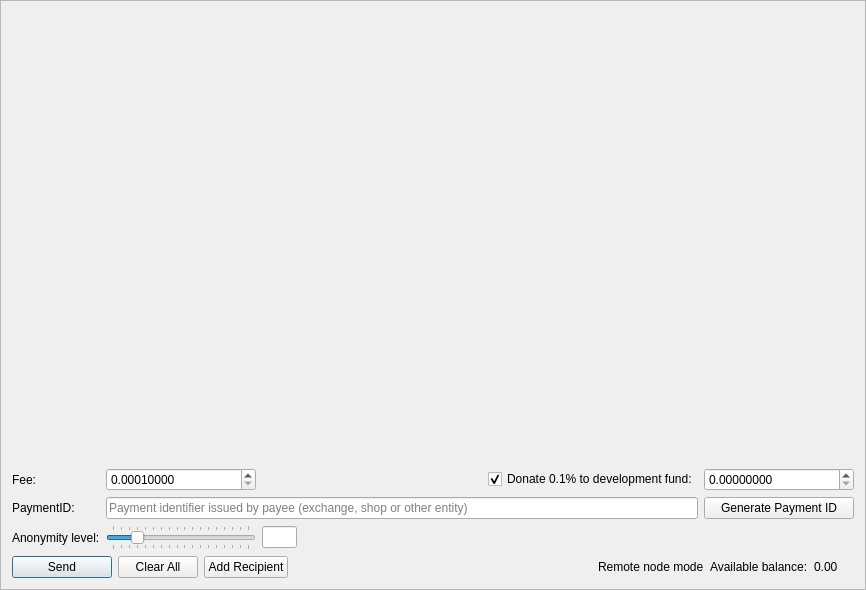
geemcoin/geemwallet, file src/gui/ui/sendframe.ui: the form before one commit.
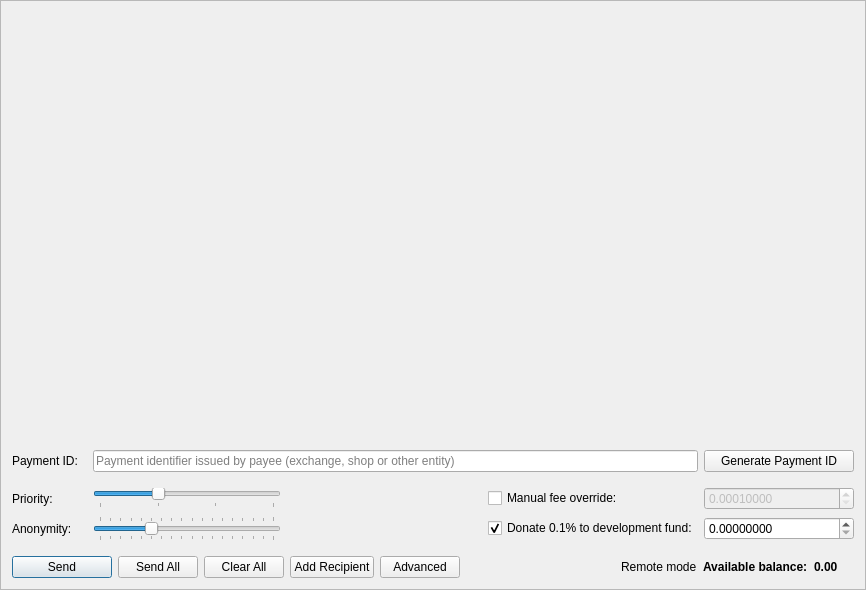
The form after the commit. Icons and pictures are not drawn.

Patch:
```diff
--- a/src/gui/ui/sendframe.ui
+++ b/src/gui/ui/sendframe.ui
@@ -34,7 +34,7 @@
         <x>0</x>
         <y>0</y>
         <width>846</width>
-        <height>439</height>
+        <height>538</height>
        </rect>
       </property>
       <layout class="QVBoxLayout" name="m_send_frame_layout">
@@ -63,118 +63,62 @@
          </property>
         </spacer>
        </item>
-      </layout>
-     </widget>
-    </widget>
-   </item>
    <item>
     <layout class="QGridLayout" name="gridLayout">
      <property name="topMargin">
       <number>5</number>
      </property>
-     <item row="5" column="1">
-      <widget class="QSlider" name="m_mixinSlider">
-       <property name="maximumSize">
-        <size>
-         <width>150</width>
-         <height>16777215</height>
-        </size>
-       </property>
-       <property name="baseSize">
-        <size>
-         <width>200</width>
-         <height>0</height>
-        </size>
-       </property>
-       <property name="minimum">
-        <number>2</number>
-       </property>
-       <property name="maximum">
-        <number>19</number>
-       </property>
-       <property name="pageStep">
-        <number>1</number>
-       </property>
-       <property name="value">
-        <number>5</number>
-       </property>
-       <property name="sliderPosition">
-        <number>5</number>
-       </property>
-       <property name="tracking">
-        <bool>false</bool>
-       </property>
-       <property name="orientation">
-        <enum>Qt::Horizontal</enum>
-       </property>
-       <property name="tickPosition">
-        <enum>QSlider::TicksBothSides</enum>
-       </property>
-       <property name="tickInterval">
-        <number>1</number>
-       </property>
-      </widget>
-     </item>
-     <item row="5" column="0">
-      <widget class="QLabel" name="label_2">
-       <property name="text">
-        <string>Anonymity level:</string>
-       </property>
-      </widget>
-     </item>
-     <item row="1" column="3">
-      <widget class="QCheckBox" name="donateCheckBox">
-       <property name="text">
-        <string>Donate 0.1% to development fund:</string>
-       </property>
-       <property name="checked">
-        <bool>true</bool>
-       </property>
-      </widget>
-     </item>
-     <item row="1" column="0">
-      <widget class="QLabel" name="label">
-       <property name="text">
-        <string>Fee:</string>
-       </property>
-      </widget>
-     </item>
-     <item row="3" column="0">
+         <item row="0" column="0">
       <widget class="QLabel" name="label_6">
-       <property name="text">
-        <string>PaymentID:</string>
-       </property>
-      </widget>
-     </item>
-     <item row="5" column="2">
-      <widget class="QLineEdit" name="m_mixinEdit">
+           <property name="sizePolicy">
+            <sizepolicy hsizetype="Preferred" vsizetype="Preferred">
+             <horstretch>0</horstretch>
+             <verstretch>0</verstretch>
+            </sizepolicy>
+           </property>
        <property name="minimumSize">
         <size>
-         <width>35</width>
+             <width>75</width>
          <height>0</height>
         </size>
        </property>
        <property name="maximumSize">
         <size>
-         <width>30</width>
+             <width>100</width>
          <height>16777215</height>
         </size>
        </property>
        <property name="text">
-        <string notr="true"/>
-       </property>
-       <property name="maxLength">
-        <number>5</number>
-       </property>
-       <property name="alignment">
-        <set>Qt::AlignCenter</set>
-       </property>
-       <property name="readOnly">
-        <bool>true</bool>
-       </property>
-      </widget>
-     </item>
-     <item row="3" column="1" colspan="3">
+            <string>Payment ID:</string>
+           </property>
+          </widget>
+         </item>
+         <item row="0" column="2">
+          <widget class="QPushButton" name="m_generatePaymentIdButton">
+           <property name="sizePolicy">
+            <sizepolicy hsizetype="Preferred" vsizetype="Fixed">
+             <horstretch>0</horstretch>
+             <verstretch>0</verstretch>
+            </sizepolicy>
+           </property>
+           <property name="minimumSize">
+            <size>
+             <width>150</width>
+             <height>0</height>
+            </size>
+           </property>
+           <property name="maximumSize">
+            <size>
+             <width>200</width>
+             <height>16777215</height>
+            </size>
+           </property>
+           <property name="text">
+            <string>Generate Payment ID</string>
+           </property>
+          </widget>
+         </item>
+         <item row="0" column="1">
       <widget class="QLineEdit" name="m_paymentIdEdit">
        <property name="maxLength">
         <number>64</number>
@@ -184,8 +128,116 @@
        </property>
       </widget>
      </item>
+        </layout>
+       </item>
+       <item>
+        <widget class="QFrame" name="m_advancedWidget">
+         <layout class="QGridLayout" name="advancedGridLayout">
+          <property name="leftMargin">
+           <number>0</number>
+          </property>
+          <property name="topMargin">
+           <number>9</number>
+          </property>
+          <property name="rightMargin">
+           <number>0</number>
+          </property>
+          <item row="1" column="0">
+           <widget class="QLabel" name="label_2">
+            <property name="minimumSize">
+             <size>
+              <width>75</width>
+              <height>0</height>
+             </size>
+            </property>
+            <property name="maximumSize">
+             <size>
+              <width>100</width>
+              <height>16777215</height>
+             </size>
+            </property>
+            <property name="text">
+             <string>Anonymity:</string>
+            </property>
+           </widget>
+          </item>
+          <item row="1" column="4">
+           <widget class="QCheckBox" name="donateCheckBox">
+            <property name="text">
+             <string>Donate 0.1% to development fund:</string>
+            </property>
+            <property name="checked">
+             <bool>true</bool>
+            </property>
+           </widget>
+          </item>
+          <item row="0" column="0">
+           <widget class="QLabel" name="label_3">
+            <property name="minimumSize">
+             <size>
+              <width>75</width>
+              <height>0</height>
+             </size>
+            </property>
+            <property name="maximumSize">
+             <size>
+              <width>100</width>
+              <height>16777215</height>
+             </size>
+            </property>
+            <property name="text">
+             <string>Priority:</string>
+            </property>
+           </widget>
+          </item>
      <item row="1" column="1">
+           <widget class="QSlider" name="m_mixinSlider">
+            <property name="maximumSize">
+             <size>
+              <width>200</width>
+              <height>16777215</height>
+             </size>
+            </property>
+            <property name="baseSize">
+             <size>
+              <width>200</width>
+              <height>0</height>
+             </size>
+            </property>
+            <property name="minimum">
+             <number>2</number>
+            </property>
+            <property name="maximum">
+             <number>19</number>
+            </property>
+            <property name="pageStep">
+             <number>1</number>
+            </property>
+            <property name="value">
+             <number>7</number>
+            </property>
+            <property name="sliderPosition">
+             <number>7</number>
+            </property>
+            <property name="tracking">
+             <bool>false</bool>
+            </property>
+            <property name="orientation">
+             <enum>Qt::Horizontal</enum>
+            </property>
+            <property name="tickPosition">
+             <enum>QSlider::TicksBothSides</enum>
+            </property>
+            <property name="tickInterval">
+             <number>1</number>
+            </property>
+           </widget>
+          </item>
+          <item row="0" column="5">
       <widget class="QDoubleSpinBox" name="m_feeSpin">
+            <property name="enabled">
+             <bool>false</bool>
+            </property>
        <property name="minimumSize">
         <size>
          <width>150</width>
@@ -211,39 +263,20 @@
         <number>8</number>
        </property>
        <property name="minimum">
-        <double>0.00010000</double>
+             <double>0.000100000000000</double>
        </property>
        <property name="maximum">
-        <double>999999999999999.00000000</double>
+             <double>999999999999999.000000000000000</double>
        </property>
        <property name="singleStep">
         <double>0.000100000000000</double>
        </property>
        <property name="value">
-        <double>0.00010000</double>
+             <double>0.000100000000000</double>
        </property>
       </widget>
      </item>
-     <item row="3" column="4">
-      <widget class="QPushButton" name="m_generatePaymentIdButton">
-       <property name="sizePolicy">
-        <sizepolicy hsizetype="Preferred" vsizetype="Fixed">
-         <horstretch>0</horstretch>
-         <verstretch>0</verstretch>
-        </sizepolicy>
-       </property>
-       <property name="maximumSize">
-        <size>
-         <width>200</width>
-         <height>16777215</height>
-        </size>
-       </property>
-       <property name="text">
-        <string>Generate Payment ID</string>
-       </property>
-      </widget>
-     </item>
-     <item row="1" column="4">
+          <item row="1" column="5">
       <widget class="QDoubleSpinBox" name="m_donateSpin">
        <property name="minimumSize">
         <size>
@@ -273,14 +306,14 @@
         <number>8</number>
        </property>
        <property name="maximum">
-        <double>999999999999999.00000000</double>
+             <double>999999999999999.000000000000000</double>
        </property>
        <property name="singleStep">
-       <double>0.10000000</double>
+             <double>0.100000000000000</double>
        </property>
       </widget>
      </item>
-     <item row="1" column="2">
+          <item row="1" column="3">
       <spacer name="horizontalSpacer">
        <property name="orientation">
         <enum>Qt::Horizontal</enum>
@@ -296,7 +329,73 @@
        </property>
       </spacer>
      </item>
-    </layout>
+          <item row="0" column="1">
+           <layout class="QGridLayout" name="m_priorityGridLayout">
+            <property name="verticalSpacing">
+             <number>0</number>
+            </property>
+            <item row="1" column="0">
+             <widget class="QSlider" name="m_prioritySlider">
+              <property name="maximumSize">
+               <size>
+                <width>200</width>
+                <height>16777215</height>
+               </size>
+              </property>
+              <property name="baseSize">
+               <size>
+                <width>200</width>
+                <height>0</height>
+               </size>
+              </property>
+              <property name="minimum">
+               <number>1</number>
+              </property>
+              <property name="maximum">
+               <number>4</number>
+              </property>
+              <property name="pageStep">
+               <number>1</number>
+              </property>
+              <property name="value">
+               <number>2</number>
+              </property>
+              <property name="sliderPosition">
+               <number>2</number>
+              </property>
+              <property name="orientation">
+               <enum>Qt::Horizontal</enum>
+              </property>
+              <property name="tickPosition">
+               <enum>QSlider::TicksBelow</enum>
+              </property>
+              <property name="tickInterval">
+               <number>1</number>
+              </property>
+             </widget>
+            </item>
+           </layout>
+          </item>
+          <item row="1" column="2">
+           <widget class="QLabel" name="m_mixinLabel">
+            <property name="text">
+             <string/>
+            </property>
+           </widget>
+          </item>
+          <item row="0" column="4">
+           <widget class="QCheckBox" name="m_manualFeeCheckBox">
+            <property name="text">
+             <string>Manual fee override:</string>
+            </property>
+           </widget>
+          </item>
+         </layout>
+        </widget>
+       </item>
+      </layout>
+     </widget>
+    </widget>
    </item>
    <item>
     <layout class="QHBoxLayout" name="horizontalLayout">
@@ -320,6 +419,17 @@
        </property>
       </widget>
      </item>
+     <item>
+      <widget class="QPushButton" name="m_sendAllButton">
+       <property name="text">
+        <string>Send All</string>
+       </property>
+       <property name="icon">
+        <iconset resource="../../resources.qrc">
+         <normaloff>:/icons/sweep</normaloff>:/icons/sweep</iconset>
+       </property>
+      </widget>
+     </item>
      <item>
       <widget class="QPushButton" name="m_clearAllButton">
        <property name="text">
@@ -342,6 +452,20 @@
        </property>
       </widget>
      </item>
+     <item>
+      <widget class="QPushButton" name="m_advancedButton">
+       <property name="text">
+        <string>Advanced</string>
+       </property>
+       <property name="icon">
+        <iconset resource="../../resources.qrc">
+         <normaloff>:/icons/add</normaloff>:/icons/add</iconset>
+       </property>
+       <property name="checkable">
+        <bool>true</bool>
+       </property>
+      </widget>
+     </item>
      <item>
       <spacer name="horizontalSpacer_2">
        <property name="orientation">
@@ -367,12 +491,18 @@
         <string>Wallet is connected through remote node. Additional 0.25% fee will be applied.</string>
        </property>
        <property name="text">
-        <string>Remote node mode</string>
+        <string>Remote mode</string>
        </property>
       </widget>
      </item>
      <item>
       <widget class="QLabel" name="label_4">
+       <property name="font">
+        <font>
+         <weight>75</weight>
+         <bold>true</bold>
+        </font>
+       </property>
        <property name="text">
         <string>Available balance:</string>
        </property>
@@ -380,6 +510,12 @@
      </item>
      <item>
       <widget class="QLabel" name="m_balanceLabel">
+       <property name="font">
+        <font>
+         <weight>75</weight>
+         <bold>true</bold>
+        </font>
+       </property>
        <property name="text">
         <string notr="true">0.00 </string>
        </property>
```
Left out of the diff: 111 changed lines with no effect on the pictures. Lines whose indentation alone changed are shown as unchanged.
